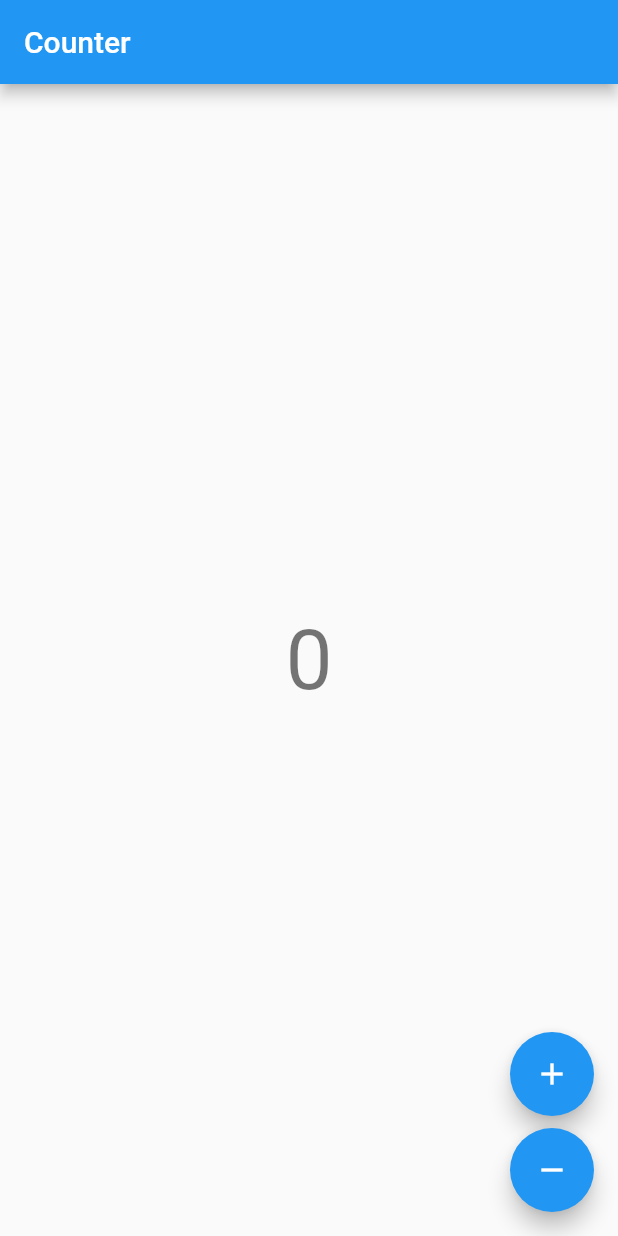
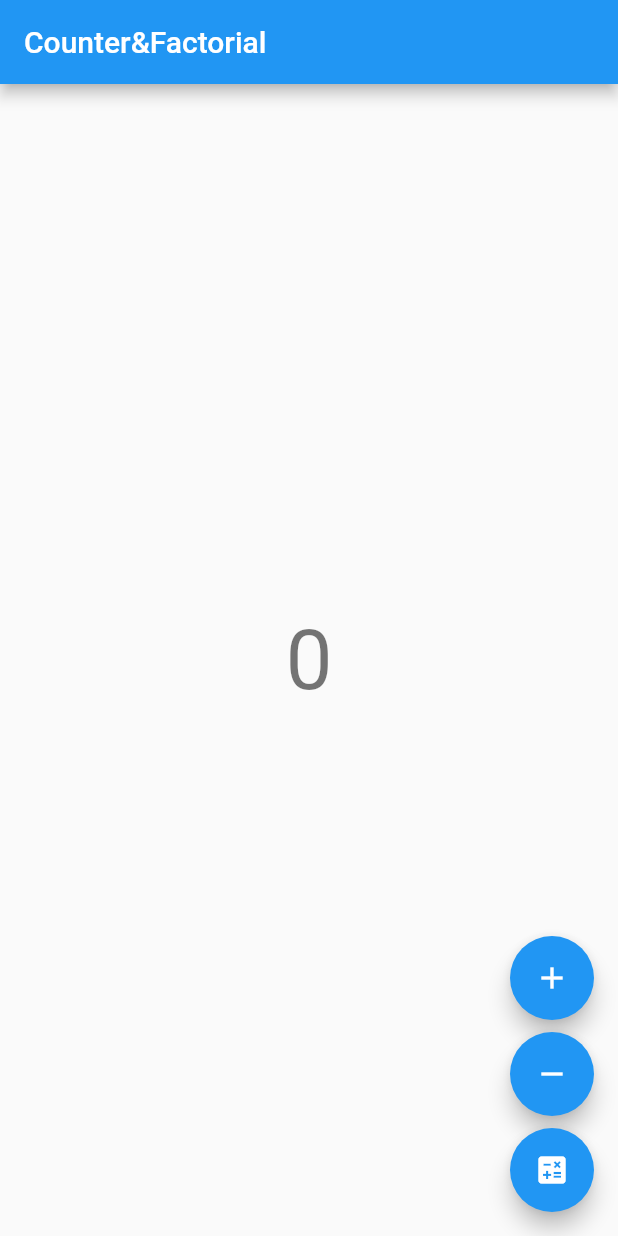
Before and after one commit to terry1213/AdvancedFlutter_terry-sun2, a Flutter app: the screen it shows after launch, on a phone screen of 412 x 824 dp. Run offline on Flutter 3.47's test engine with Material 2 defaults, Android fonts, the phone set to English and light mode, and no system bars; our stand-ins replace bloc, flutter_bloc, rxdart.

Commit message:
rxdart를 사용한 factorial 예제 추가
rxdart를 사용한 factorial 예제 추가

```diff
--- a/lib/counter/view/counter_view.dart
+++ b/lib/counter/view/counter_view.dart
@@ -1,5 +1,6 @@
 import 'package:flutter/material.dart';
 import 'package:flutter_bloc/flutter_bloc.dart';
+import 'package:rxdart/rxdart.dart';
 
 import '../counter.dart';
 
@@ -12,7 +13,7 @@ class CounterView extends StatelessWidget {
   Widget build(BuildContext context) {
     final textTheme = Theme.of(context).textTheme;
     return Scaffold(
-      appBar: AppBar(title: const Text('Counter')),
+      appBar: AppBar(title: const Text('Counter&Factorial')),
       body: Center(
         child: BlocBuilder<CounterCubit, int>(
           builder: (context, state) {
@@ -35,8 +36,42 @@ class CounterView extends StatelessWidget {
             child: const Icon(Icons.remove),
             onPressed: () => context.read<CounterCubit>().decrement(),
           ),
+          const SizedBox(height: 8),
+          BlocBuilder<CounterCubit, int>(
+            builder: (context, state) {
+              return FloatingActionButton(
+                child: const Icon(Icons.calculate),
+                onPressed: () {
+                  if (state > 0 )
+                    factorial(state);
+                },
+              );
+            },
+          ),
         ],
       ),
     );
   }
 }
+
+void factorial(int num) {
+
+  const seed = IndexedPair(0, 1, 0);
+
+  Rx
+      .range(1, num)
+      .scan((IndexedPair seq, _, __) => IndexedPair.next(seq), seed)
+      .listen(print, onDone: () => print('factorial calculation finish!'));
+}
+
+class IndexedPair {
+  final int n1, n2, index;
+
+  const IndexedPair(this.n1, this.n2, this.index);
+
+  factory IndexedPair.next(IndexedPair prev) => IndexedPair(
+      prev.n1 + 1, (prev.n1 + 1) * prev.n2, prev.index + 1);
+
+  @override
+  String toString() => '$index: $n2';
+}
```
